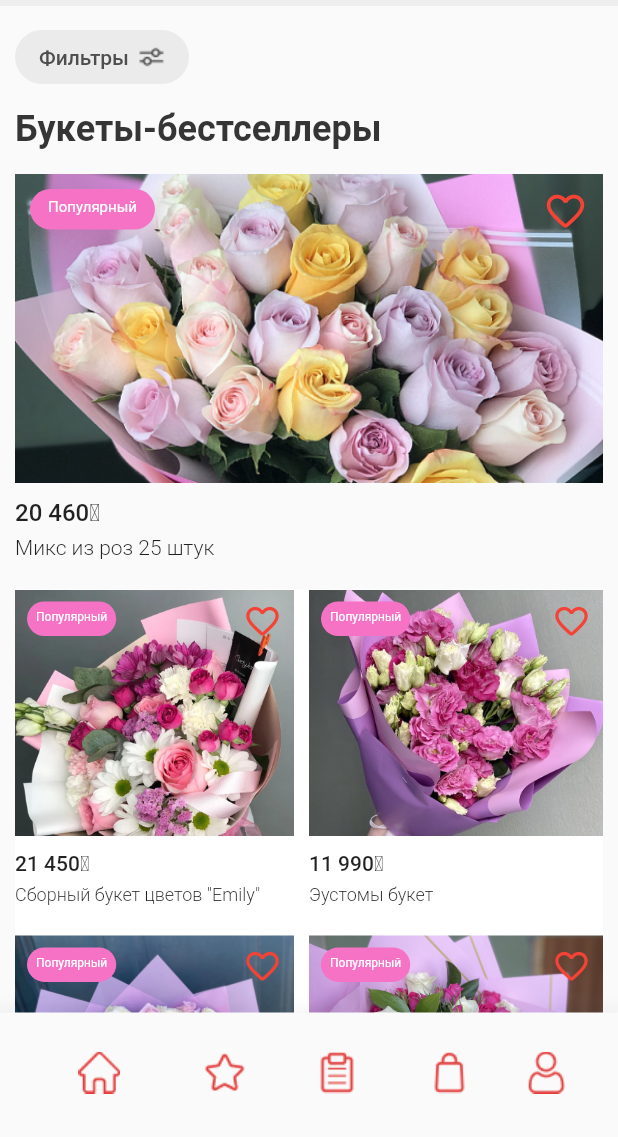
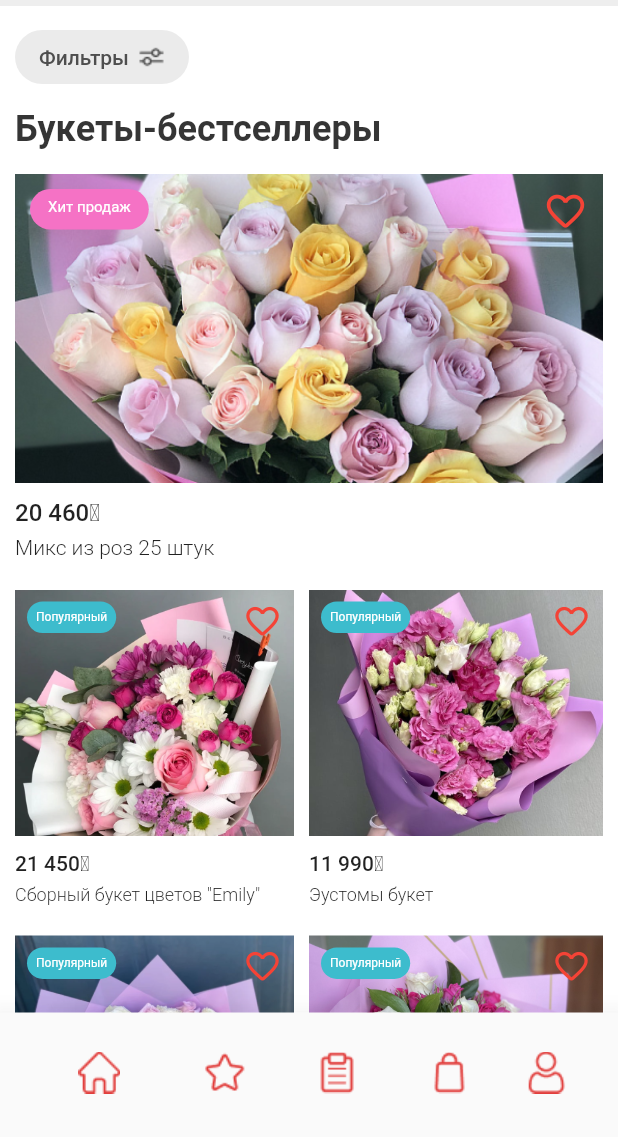
Before and after one commit to konstantingalin/flutter_flowers_app, a Flutter app: the screen it shows after launch, on a phone screen of 412 x 824 dp, the part 99-1236 px from its top. Run offline on Flutter 3.47's test engine with Material 2 defaults, Android fonts, the phone set to English and light mode, and no system bars.

```diff
--- a/lib/main.dart
+++ b/lib/main.dart
@@ -1,21 +1,23 @@
 import 'package:flutter/material.dart';
 import 'package:flutter_flowers_app/screens/home_scrren.dart';
+
+import 'screens/card_screen.dart';
 
 void main() {
   runApp(const MyApp());
 }
 
 class MyApp extends StatelessWidget {
-  const MyApp({super.key});
+  const MyApp({Key? key});
 
   @override
   Widget build(BuildContext context) {
     return MaterialApp(
       debugShowCheckedModeBanner: false,
       initialRoute: '/',
-
       routes: {
         HomeScreen.routeName: (context) => const HomeScreen(),
+        '/card': (context) => CardScreen(),
       },
     );
   }
--- a/lib/models/flower_model.dart
+++ b/lib/models/flower_model.dart
@@ -1,9 +1,29 @@
-enum FlowerCategory {
-  birthday,
-  chrismas,
-  general,
-  congratulation,
-  wedding,
+class FlowerCategory {
+  static const String birthday = 'День рождения';
+  static const String christmas = 'Рождество';
+  static const String wedding = 'Свадьба';
+  static const String march = '8 марта';
+  static const String february = '23 февраля';
+}
+
+class FlowerType {
+  static const String rose = 'Розы';
+  static const String multi = 'Микс';
+  static const String eustoma = 'Эустомы';
+}
+
+class FlowerColor {
+  static const String red = 'Красный';
+  static const String white = 'Белый';
+  static const String multi = 'Разноцветный';
+  static const String pink = 'Розовый';
+  static const String yellow = 'Желтый';
+}
+
+class FlowerPrice {
+  static const String expensive = 'Дорогие';
+  static const String medium = 'Средняя';
+  static const String budgetary = 'Бюджетные';
 }
 
 class FlowerModel {
@@ -12,7 +32,11 @@ class FlowerModel {
   final String title;
   final String price;
   final String thumbnailPath;
-  final List<FlowerCategory> categories;
+  final String composition;
+  final List<String> categories;
+  final List<String> priceCategory;
+  final List<String> color;
+  final List<String> type;
 
   FlowerModel({
     required this.id,
@@ -21,6 +45,10 @@ class FlowerModel {
     required this.price,
     required this.thumbnailPath,
     required this.categories,
+    required this.priceCategory,
+    required this.composition,
+    required this.color,
+    required this.type,
   });
 
   static List<FlowerModel> sampleCards = [
@@ -30,8 +58,16 @@ class FlowerModel {
       title:
           'В этом букете некоторых сезонных растений может не быть. Флорист так же аккуратно и без дополнительной стоимости подберет похожие.',
       price: '20 460₸',
+      composition: 'Розы: 25',
       thumbnailPath: "assets/flower_imgs/flower_img_1.png",
-      categories: [FlowerCategory.congratulation],
+      categories: [
+        FlowerCategory.birthday,
+        FlowerCategory.march,
+        FlowerCategory.wedding
+      ],
+      priceCategory: [FlowerPrice.medium],
+      color: [FlowerColor.white, FlowerColor.pink, FlowerColor.yellow],
+      type: [FlowerType.rose],
     ),
     FlowerModel(
       id: 2,
@@ -39,8 +75,12 @@ class FlowerModel {
       title:
           'В этом букете некоторых сезонных растений может не быть. Флорист так же аккуратно и без дополнительной стоимости подберет похожие.',
       price: '21 450₸',
+      composition: 'Микс: 26',
       thumbnailPath: "assets/flower_imgs/flower_img_2.png",
-      categories: [FlowerCategory.congratulation],
+      categories: [FlowerCategory.birthday, FlowerCategory.wedding],
+      priceCategory: [FlowerPrice.medium],
+      color: [FlowerColor.white, FlowerColor.pink, FlowerColor.red],
+      type: [FlowerType.multi],
     ),
     FlowerModel(
       id: 3,
@@ -48,8 +88,12 @@ class FlowerModel {
       title:
           'В этом букете некоторых сезонных растений может не быть. Флорист так же аккуратно и без дополнительной стоимости подберет похожие.',
       price: '11 990₸',
+      composition: 'Эустомы: 22',
       thumbnailPath: "assets/flower_imgs/flower_img_3.png",
-      categories: [FlowerCategory.congratulation],
+      categories: [FlowerCategory.birthday, FlowerCategory.christmas],
+      priceCategory: [FlowerPrice.budgetary],
+      color: [FlowerColor.white, FlowerColor.pink, FlowerColor.yellow],
+      type: [FlowerType.eustoma],
     ),
     FlowerModel(
       id: 4,
@@ -57,8 +101,16 @@ class FlowerModel {
       title:
           'В этом букете некоторых сезонных растений может не быть. Флорист так же аккуратно и без дополнительной стоимости подберет похожие.',
       price: '29 700₸',
+      composition: 'Розы: 33',
       thumbnailPath: "assets/flower_imgs/flower_img_4.png",
-      categories: [FlowerCategory.congratulation],
+      categories: [
+        FlowerCategory.birthday,
+        FlowerCategory.march,
+        FlowerCategory.wedding
+      ],
+      priceCategory: [FlowerPrice.expensive],
+      color: [FlowerColor.white, FlowerColor.pink],
+      type: [FlowerType.rose],
     ),
     FlowerModel(
       id: 5,
@@ -66,8 +118,12 @@ class FlowerModel {
       title:
           'В этом букете некоторых сезонных растений может не быть. Флорист так же аккуратно и без дополнительной стоимости подберет похожие.',
       price: '23 000₸',
+      composition: 'Розы: 20',
       thumbnailPath: "assets/flower_imgs/flower_img_5.png",
-      categories: [FlowerCategory.congratulation],
+      categories: [FlowerCategory.birthday, FlowerCategory.march],
+      priceCategory: [FlowerPrice.medium],
+      color: [FlowerColor.white, FlowerColor.red],
+      type: [FlowerType.rose],
     ),
   ];
 }
--- a/lib/screens/home_scrren.dart
+++ b/lib/screens/home_scrren.dart
@@ -21,7 +21,9 @@ class HomeScreen extends StatelessWidget {
       bottomNavigationBar: const BottomNavBar(
         index: 0,
       ),
-      body: Padding(
+      body: Container(
+        color: Colors.white,
+        child: Padding(
           padding: const EdgeInsets.only(
             left: 10,
             right: 10,
@@ -88,9 +90,18 @@ class HomeScreen extends StatelessWidget {
                               SizedBox(
                                 width: MediaQuery.of(context).size.width,
                                 height: MediaQuery.of(context).size.height / 4,
+                                child: InkWell(
+                                  onTap: () {
+                                    Navigator.pushNamed(
+                                      context,
+                                      '/card',
+                                      arguments: FlowerModel.sampleCards[0],
+                                    );
+                                  },
                                   child: Image.asset(
                                     FlowerModel.sampleCards[0].thumbnailPath,
                                     fit: BoxFit.cover,
+                                  ),
                                 ),
                               ),
                               Positioned(
@@ -119,11 +130,11 @@ class HomeScreen extends StatelessWidget {
                                     bottom: 9.0,
                                   ),
                                   decoration: BoxDecoration(
-                                  color: Color(0xFFF572C5),
+                                    color: const Color(0xFFF572C5),
                                     borderRadius: BorderRadius.circular(20.0),
                                   ),
                                   child: const Text(
-                                  'Популярный',
+                                    'Хит продаж',
                                     style: TextStyle(
                                       fontSize: 10,
                                       color: Colors.white,
@@ -199,10 +210,20 @@ class HomeScreen extends StatelessWidget {
                                       child: Stack(
                                         fit: StackFit.expand,
                                         children: [
-                                        Image.asset(
+                                          InkWell(
+                                            child: Image.asset(
                                               FlowerModel.sampleCards[index + 1]
                                                   .thumbnailPath,
                                               fit: BoxFit.cover,
+                                            ),
+                                            onTap: () {
+                                              Navigator.pushNamed(
+                                                context,
+                                                '/card',
+                                                arguments: FlowerModel
+                                                    .sampleCards[index + 1],
+                                              );
+                                            },
                                           ),
                                           Positioned(
                                             height: 26,
@@ -227,10 +248,10 @@ class HomeScreen extends StatelessWidget {
                                                 left: 6.0,
                                                 right: 6.0,
                                                 top: 6.0,
-                                              bottom: 8.0,
+                                                bottom: 6.0,
                                               ),
                                               decoration: BoxDecoration(
-                                              color: Color(0xFFF572C5),
+                                                color: const Color(0xFF3DBCCD),
                                                 borderRadius:
                                                     BorderRadius.circular(20.0),
                                               ),
@@ -248,13 +269,15 @@ class HomeScreen extends StatelessWidget {
                                     ),
                                   ),
                                   Column(
-                                  crossAxisAlignment: CrossAxisAlignment.start,
+                                    crossAxisAlignment:
+                                        CrossAxisAlignment.start,
                                     children: [
                                       const SizedBox(
                                         height: 10,
                                       ),
                                       Text(
-                                      FlowerModel.sampleCards[index + 1].price,
+                                        FlowerModel
+                                            .sampleCards[index + 1].price,
                                         style: const TextStyle(
                                           fontSize: 14.0,
                                           fontWeight: FontWeight.w500,
@@ -288,6 +311,7 @@ class HomeScreen extends StatelessWidget {
             ],
           ),
         ),
+      ),
     );
   }
 }
```
Also changed, not shown: lib/screens/card_screen.dart (added, +318 -0 lines). Lines whose indentation alone changed are shown as unchanged.
